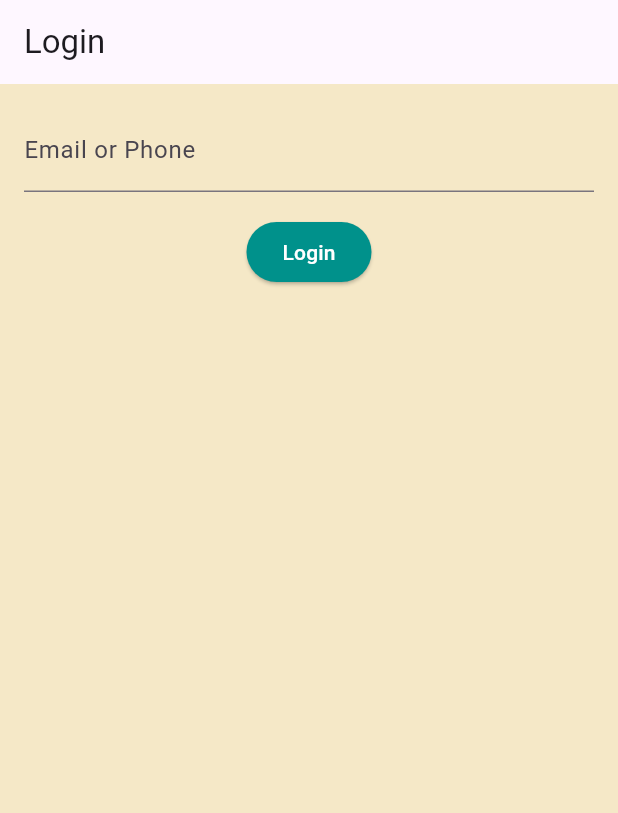
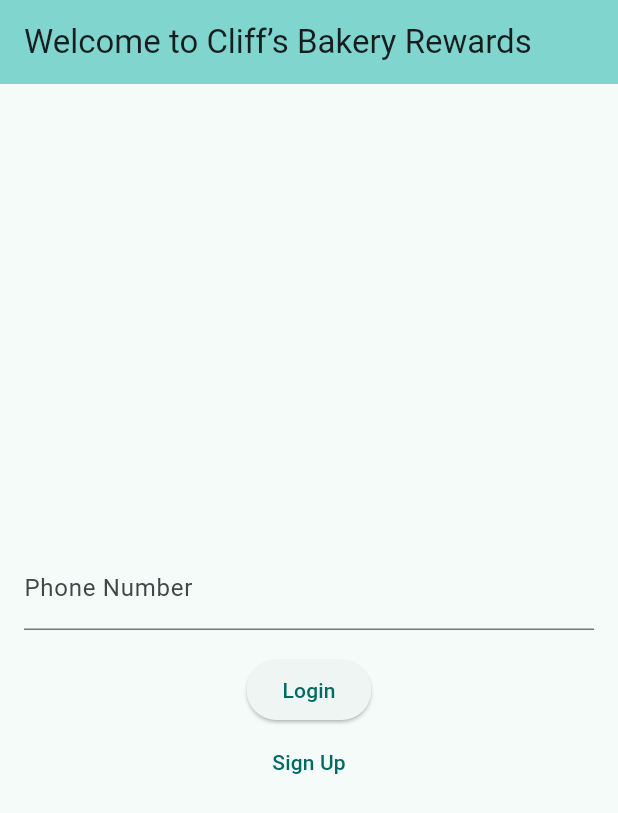
Before and after one commit to EricTylerZ/cliffs_bakery_rewards, a Flutter app: the screen it shows after launch, after a tap on "Login", on a phone screen of 412 x 824 dp. Shown: the top 813 px of the screen. Run offline on Flutter 3.47's test engine with Material 3 defaults, Android fonts, the light colour scheme and no system bars; network calls fail.

Commit message:
frontend to use phone number, not quite fixed yet

```diff
--- a/lib/main.dart
+++ b/lib/main.dart
@@ -1,42 +1,36 @@
 import 'package:flutter/material.dart';
 import 'package:http/http.dart' as http;
 import 'dart:convert';
-import 'package:shared_preferences/shared_preferences.dart';
 
 void main() {
-  runApp(CliffsBakeryRewardsApp());
+  runApp(const MyApp());
 }
 
-class CliffsBakeryRewardsApp extends StatelessWidget {
+class MyApp extends StatelessWidget {
+  const MyApp({super.key});
+
   @override
   Widget build(BuildContext context) {
     return MaterialApp(
       title: 'Cliff’s Bakery Rewards',
       theme: ThemeData(
-        primaryColor: Color(0xFF00918B),  // Royal Tourqouise
-        scaffoldBackgroundColor: Color(0xFFF5E8C7),  // Cream
-        textTheme: TextTheme(
-          bodyText1: TextStyle(color: Color(0xFF4A2F1A)),  // Darker brown
-        ),
-        elevatedButtonTheme: ElevatedButtonThemeData(
-          style: ElevatedButton.styleFrom(
-            primary: Color(0xFF00918B),
-            onPrimary: Colors.white,
-          ),
-        ),
+        colorScheme: ColorScheme.fromSeed(seedColor: Color(0xFF00918B)),  // Royal Turquoise
+        useMaterial3: true,
       ),
-      home: LoginScreen(),
+      home: const LoginPage(),
     );
   }
 }
 
-class LoginScreen extends StatefulWidget {
+class LoginPage extends StatefulWidget {
+  const LoginPage({super.key});
+
   @override
-  _LoginScreenState createState() => _LoginScreenState();
+  State<LoginPage> createState() => _LoginPageState();
 }
 
-class _LoginScreenState extends State<LoginScreen> {
-  final _emailController = TextEditingController();
+class _LoginPageState extends State<LoginPage> {
+  final _phoneController = TextEditingController();
   String _errorMessage = '';
 
   Future<void> _login() async {
@@ -44,18 +38,16 @@
       Uri.parse('http://127.0.0.1:8000/api/token/'),
       headers: {'Content-Type': 'application/json'},
       body: jsonEncode({
-        'username': _emailController.text,
-        'password': 'AdminP@ss123',  // Replace with actual password
+        'username': _phoneController.text,  // Using phone as username for now
+        'password': 'AdminP@ss123',  // Hardcoded for demo; replace with real password
       }),
     );
 
     if (response.statusCode == 200) {
       final data = jsonDecode(response.body);
-      final prefs = await SharedPreferences.getInstance();
-      await prefs.setString('access_token', data['access']);
       Navigator.pushReplacement(
         context,
-        MaterialPageRoute(builder: (context) => CouponsScreen()),
+        MaterialPageRoute(builder: (context) => CouponsPage(token: data['access'])),
       );
     } else {
       setState(() => _errorMessage = 'Login failed');
@@ -65,21 +57,37 @@
   @override
   Widget build(BuildContext context) {
     return Scaffold(
-      appBar: AppBar(title: Text('Login')),
-      body: Padding(
-        padding: EdgeInsets.all(16.0),
+      appBar: AppBar(
+        backgroundColor: Theme.of(context).colorScheme.inversePrimary,
+        title: const Text('Welcome to Cliff’s Bakery Rewards'),
+      ),
+      body: Center(
         child: Column(
-          children: [
-            TextField(
-              controller: _emailController,
-              decoration: InputDecoration(labelText: 'Email or Phone'),
+          mainAxisAlignment: MainAxisAlignment.center,
+          children: <Widget>[
+            Padding(
+              padding: const EdgeInsets.all(16.0),
+              child: TextField(
+                controller: _phoneController,
+                decoration: const InputDecoration(labelText: 'Phone Number'),
+                keyboardType: TextInputType.phone,
+              ),
             ),
-            SizedBox(height: 16),
             ElevatedButton(
               onPressed: _login,
-              child: Text('Login'),
+              child: const Text('Login'),
             ),
-            if (_errorMessage.isNotEmpty) Text(_errorMessage, style: TextStyle(color: Colors.red)),
+            TextButton(
+              onPressed: () {
+                Navigator.push(
+                  context,
+                  MaterialPageRoute(builder: (context) => const SignupPage()),
+                );
+              },
+              child: const Text('Sign Up'),
+            ),
+            if (_errorMessage.isNotEmpty)
+              Text(_errorMessage, style: const TextStyle(color: Colors.red)),
           ],
         ),
       ),
@@ -87,12 +95,33 @@
   }
 }
 
-class CouponsScreen extends StatefulWidget {
+class SignupPage extends StatelessWidget {
+  const SignupPage({super.key});
+
   @override
-  _CouponsScreenState createState() => _CouponsScreenState();
+  Widget build(BuildContext context) {
+    return Scaffold(
+      appBar: AppBar(
+        backgroundColor: Theme.of(context).colorScheme.inversePrimary,
+        title: const Text('Sign Up'),
+      ),
+      body: const Center(
+        child: Text('Signup functionality to be added later'),  // Placeholder
+      ),
+    );
+  }
 }
 
-class _CouponsScreenState extends State<CouponsScreen> {
+class CouponsPage extends StatefulWidget {
+  final String token;
+
+  const CouponsPage({super.key, required this.token});
+
+  @override
+  State<CouponsPage> createState() => _CouponsPageState();
+}
+
+class _CouponsPageState extends State<CouponsPage> {
   List<dynamic> coupons = [];
   int points = 0;
 
@@ -104,11 +133,9 @@
   }
 
   Future<void> _fetchCoupons() async {
-    final prefs = await SharedPreferences.getInstance();
-    final token = prefs.getString('access_token');
     final response = await http.get(
       Uri.parse('http://127.0.0.1:8000/api/coupons/'),
-      headers: {'Authorization': 'Bearer $token'},
+      headers: {'Authorization': 'Bearer ${widget.token}'},
     );
     if (response.statusCode == 200) {
       setState(() => coupons = jsonDecode(response.body));
@@ -116,11 +143,9 @@
   }
 
   Future<void> _awardPoints() async {
-    final prefs = await SharedPreferences.getInstance();
-    final token = prefs.getString('access_token');
     final response = await http.post(
       Uri.parse('http://127.0.0.1:8000/api/profiles/1/award_points/'),
-      headers: {'Authorization': 'Bearer $token'},
+      headers: {'Authorization': 'Bearer ${widget.token}'},
     );
     if (response.statusCode == 200) {
       final data = jsonDecode(response.body);
@@ -131,23 +156,23 @@
   @override
   Widget build(BuildContext context) {
     return Scaffold(
-      appBar: AppBar(title: Text('Coupons')),
+      appBar: AppBar(
+        backgroundColor: Theme.of(context).colorScheme.inversePrimary,
+        title: const Text('Your Coupons'),
+      ),
       body: Column(
         children: [
           Padding(
-            padding: EdgeInsets.all(16.0),
-            child: Text('Your Points: $points', style: TextStyle(fontSize: 20)),
+            padding: const EdgeInsets.all(16.0),
+            child: Text('Points: $points', style: const TextStyle(fontSize: 20)),
           ),
           Expanded(
             child: ListView.builder(
               itemCount: coupons.length,
               itemBuilder: (context, index) {
-                return Card(
-                  color: Color(0xFFEAD9A8),  // Light tan
-                  child: ListTile(
-                    title: Text(coupons[index]['title']),
-                    subtitle: Text(coupons[index]['description']),
-                  ),
+                return ListTile(
+                  title: Text(coupons[index]['title']),
+                  subtitle: Text(coupons[index]['description']),
                 );
               },
             ),
```
